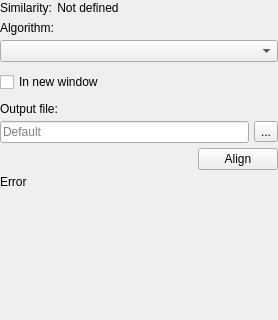
Before: the Qt Designer form src/corelibs/U2View/src/ov_msa/ui/PairwiseAlignmentOptionsPanelWidget.ui in violethaze74/ugene, drawn with Qt 5; both pictures show x 0 to 278 and y 0 to 320 of the 278 by 592 pixel window.
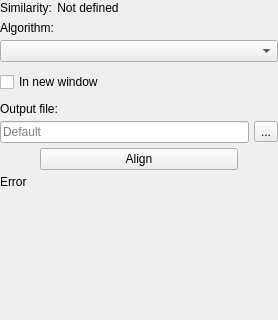
After: the same form once the commit is applied.

Commit message: UGENE-1678: MSA, Tree and Assembly options panels resize

```diff
--- a/src/corelibs/U2View/src/ov_msa/ui/PairwiseAlignmentOptionsPanelWidget.ui
+++ b/src/corelibs/U2View/src/ov_msa/ui/PairwiseAlignmentOptionsPanelWidget.ui
@@ -319,21 +319,26 @@
    </item>
    <item>
     <layout class="QHBoxLayout" name="horizontalLayout">
-     <item>
-      <spacer name="horizontalSpacer">
-       <property name="orientation">
-        <enum>Qt::Horizontal</enum>
-       </property>
-       <property name="sizeHint" stdset="0">
-        <size>
-         <width>40</width>
-         <height>20</height>
-        </size>
-       </property>
-      </spacer>
-     </item>
      <item>
       <widget class="QPushButton" name="alignButton">
+       <property name="sizePolicy">
+        <sizepolicy hsizetype="Fixed" vsizetype="Fixed">
+         <horstretch>0</horstretch>
+         <verstretch>0</verstretch>
+        </sizepolicy>
+       </property>
+       <property name="minimumSize">
+        <size>
+         <width>198</width>
+         <height>0</height>
+        </size>
+       </property>
+       <property name="maximumSize">
+        <size>
+         <width>198</width>
+         <height>16777215</height>
+        </size>
+       </property>
        <property name="text">
         <string>Align</string>
        </property>
```
Left out of the diff: 66 changed lines with no effect on the pictures. The commit also changes 8 other files.
